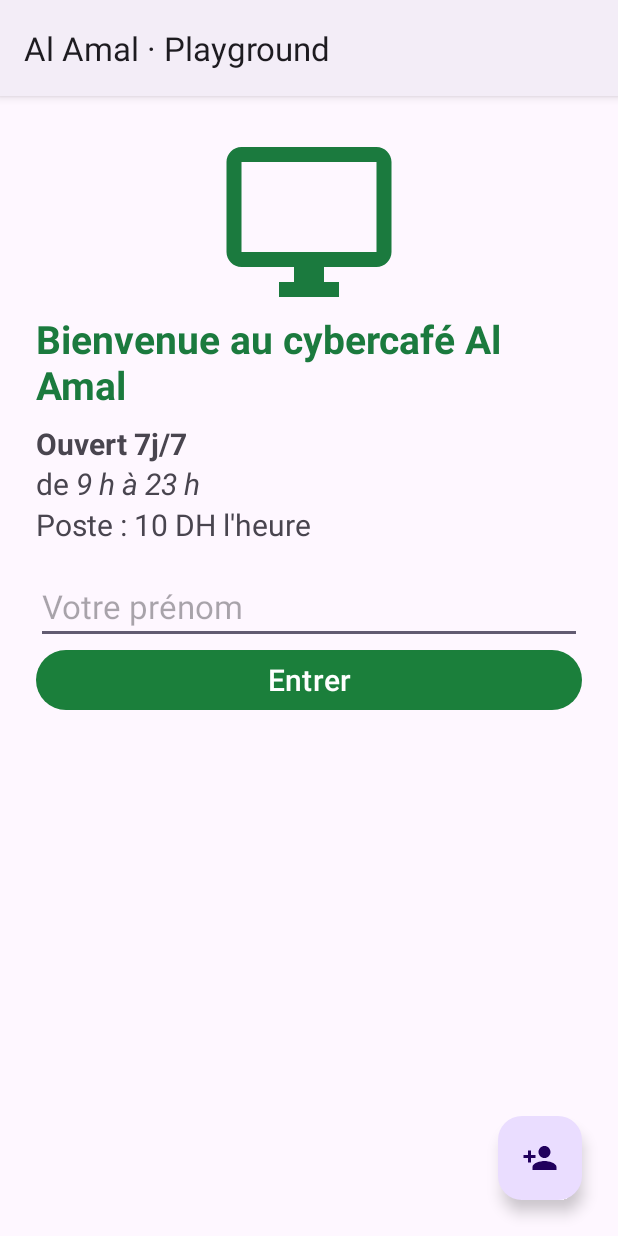
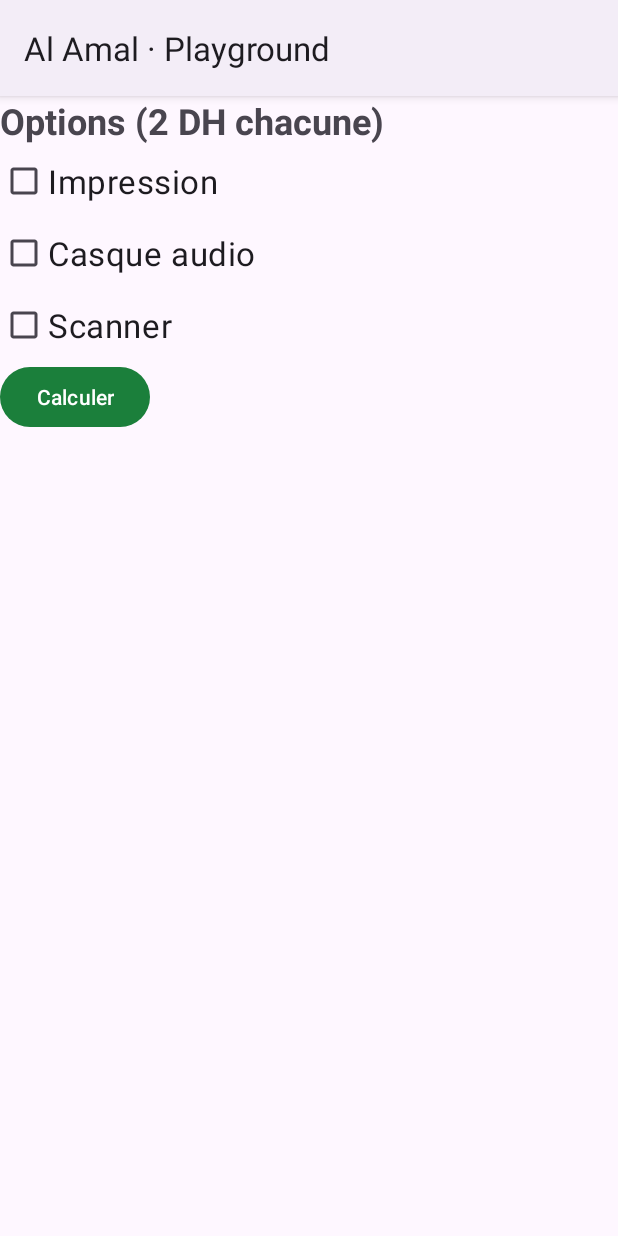
Before and after one commit to mks-zakaria/TP-M203-DEV-UI, an Android app built with Jetpack Compose: the screen it shows after launch (PlaygroundActivity), on a phone screen of 412 x 824 dp. Run offline under Robolectric (Android 15) with nearby library versions, the phone set to English and light mode, and no system bars.

Commit message:
feat: checkboxes

```diff
--- a/app/src/main/java/ma/ofppt/ista/alamal/PlaygroundActivity.kt
+++ b/app/src/main/java/ma/ofppt/ista/alamal/PlaygroundActivity.kt
@@ -1,13 +1,10 @@
 package ma.ofppt.ista.alamal
 
 import android.os.Bundle
-import android.view.View
 import android.widget.Button
-import android.widget.EditText
-import android.widget.ImageView
+import android.widget.CheckBox
 import android.widget.TextView
 import androidx.appcompat.app.AppCompatActivity
-import com.google.android.material.floatingactionbutton.FloatingActionButton
 
 // MODE COURS (Playground) : écran VIDE pour tester en direct les exemples montrés en cours.
 // Écrivez le layout dans res/layout/activity_playground.xml et le code Kotlin ci-dessous, dans onCreate.
@@ -17,28 +14,28 @@ class PlaygroundActivity : AppCompatActivity() {
         super.onCreate(savedInstanceState)
         setContentView(R.layout.activity_playground)
 
-        val btn = findViewById<Button>(R.id.btnEntrer)
-        val txtPrenom = findViewById<EditText>(R.id.edtPrenom)
-        val txtAffichage = findViewById<TextView>(R.id.txtSalut)
-        val btnFloat = findViewById<FloatingActionButton>(R.id.fabNouveau)
-
-
+        // Etape 01 : checkBoxes
+        val imp = findViewById<CheckBox>(R.id.chkImpression)
+        val casque = findViewById<CheckBox>(R.id.chkCasque)
+        val scaneer = findViewById<CheckBox>(R.id.chkScanner)
+        val btn = findViewById<Button>(R.id.btnTotal)
+        val txtTotale = findViewById<TextView>(R.id.txtTotal)
         btn.setOnClickListener {
-            if (txtPrenom.text.toString().trim().isEmpty()){
-                txtPrenom.error = "Entrer votre prenom !!"
-                txtPrenom.requestFocus()
-            } else {
-                txtAffichage.text = "Bienvenue ${txtPrenom.text.toString()}   , acceder au poste numero 3"
+            var prix = 0
+            var options = 0
+            if (imp.isChecked) {
+                prix += 2
+                options++
             }
-
-        }
-
-        btnFloat.setOnClickListener {
-            txtAffichage.text = null
-            txtPrenom.text = null
-            txtPrenom.error = null
-            txtPrenom.clearFocus()
+            if (casque.isChecked) {
+                prix += 2
+                options++
+            }
+            if (scaneer.isChecked) {
+                prix += 2
+                options++
+            }
+            txtTotale.text = "$options Options(s): $prix DH"
         }
     }
-
 }
--- a/app/src/main/res/layout/activity_playground.xml
+++ b/app/src/main/res/layout/activity_playground.xml
@@ -1,77 +1,48 @@
 <?xml version="1.0" encoding="utf-8"?>
-<FrameLayout xmlns:android="http://schemas.android.com/apk/res/android"
+<LinearLayout xmlns:android="http://schemas.android.com/apk/res/android"
     xmlns:app="http://schemas.android.com/apk/res-auto"
     xmlns:tools="http://schemas.android.com/tools"
     android:id="@+id/main"
     android:layout_width="match_parent"
     android:layout_height="match_parent"
-    tools:context=".PlaygroundActivity">
-
-    <LinearLayout
-        android:layout_width="match_parent"
-        android:layout_height="wrap_content"
+    tools:context=".PlaygroundActivity"
     android:orientation="vertical"
-        android:padding="24dp">
-
-        <ImageView
-            android:layout_width="120dp"
-            android:layout_height="120dp"
-            android:layout_gravity="center_horizontal"
-            android:src="@drawable/s01_ic_poste"
-            android:contentDescription="Logo du cybercafé" />
+    >
 
     <TextView
         android:layout_width="wrap_content"
         android:layout_height="wrap_content"
-            android:layout_gravity="center_horizontal"
-            android:text="@string/s01_bienvenue"
-            android:textSize="26sp"
-            android:textStyle="bold"
-            android:textColor="#1B7A3E" />
-
-        <TextView
+        android:text="Options (2 DH chacune)"
+        android:textSize="24sp"
+        android:textStyle="bold" />
+    <CheckBox
+        android:id="@+id/chkImpression"
         android:layout_width="wrap_content"
         android:layout_height="wrap_content"
-            android:layout_marginTop="8dp"
-            android:text="@string/s01_horaires"
-            android:textSize="20sp" />
-
-        <TextView
+        android:text="Impression"
+        android:textSize="22sp" />
+    <CheckBox
+        android:id="@+id/chkCasque"
         android:layout_width="wrap_content"
         android:layout_height="wrap_content"
-            android:text="@string/s01_tarif"
-            android:textSize="20sp" />
-
-        <EditText
-            android:id="@+id/edtPrenom"
-            android:layout_width="match_parent"
+        android:text="Casque audio"
+        android:textSize="22sp" />
+    <CheckBox
+        android:id="@+id/chkScanner"
+        android:layout_width="wrap_content"
         android:layout_height="wrap_content"
-            android:layout_marginTop="16dp"
-            android:hint="Votre prénom"
-            android:inputType="textPersonName"
+        android:text="Scanner"
         android:textSize="22sp" />
 
     <Button
-            android:id="@+id/btnEntrer"
-            android:layout_width="match_parent"
-            android:layout_height="wrap_content"
-            android:text="Entrer"
-            android:textSize="20sp" />
-
-        <TextView
-            android:id="@+id/txtSalut"
+        android:id="@+id/btnTotal"
         android:layout_width="wrap_content"
         android:layout_height="wrap_content"
-            android:layout_marginTop="8dp"
-            android:textSize="22sp" />
-    </LinearLayout>
-
-    <com.google.android.material.floatingactionbutton.FloatingActionButton
-        android:id="@+id/fabNouveau"
+        android:text="Calculer" />
+    <TextView
+        android:id="@+id/txtTotal"
         android:layout_width="wrap_content"
         android:layout_height="wrap_content"
-        android:layout_gravity="bottom|end"
-        android:layout_margin="24dp"
-        android:src="@drawable/s01_ic_ajouter"
-        android:contentDescription="Nouveau client" />
-</FrameLayout>
+        android:textSize="22sp" />
+
+</LinearLayout>
```
Lines whose indentation alone changed are shown as unchanged.
